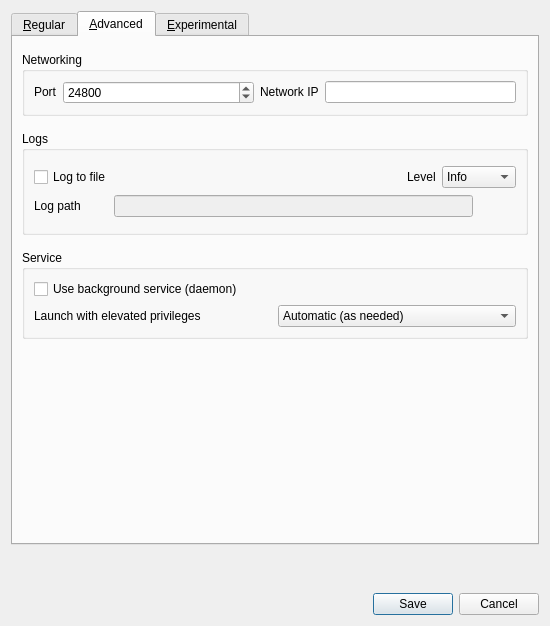
Old version of the form src/lib/gui/dialogs/SettingsDialogBase.ui in the repository soitun/synergy.
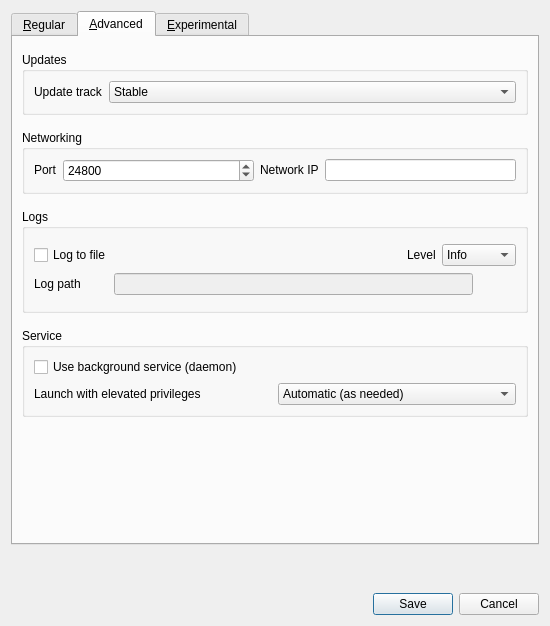
New version of the form. The open tabs and pages were chosen to show the change. Icons and pictures are not drawn.

Commit message:
Option for beta or stable track (#194)
Add update track configuration and functionality for version checking

Patch:
```diff
--- a/src/lib/gui/dialogs/SettingsDialogBase.ui
+++ b/src/lib/gui/dialogs/SettingsDialogBase.ui
@@ -373,6 +373,51 @@
        <property name="topMargin">
         <number>15</number>
        </property>
+       <item alignment="Qt::AlignTop">
+        <widget class="QGroupBox" name="m_pGroupUpdates">
+         <property name="title">
+          <string>Updates</string>
+         </property>
+         <layout class="QHBoxLayout" name="horizontalLayoutUpdates">
+          <item>
+           <widget class="QLabel" name="m_pLabelUpdateTrack">
+            <property name="sizePolicy">
+             <sizepolicy hsizetype="Preferred" vsizetype="Fixed">
+              <horstretch>0</horstretch>
+              <verstretch>0</verstretch>
+             </sizepolicy>
+            </property>
+            <property name="text">
+             <string>Update track</string>
+            </property>
+           </widget>
+          </item>
+          <item>
+           <widget class="QComboBox" name="m_pComboUpdateTrack">
+            <property name="sizePolicy">
+             <sizepolicy hsizetype="MinimumExpanding" vsizetype="Fixed">
+              <horstretch>0</horstretch>
+              <verstretch>0</verstretch>
+             </sizepolicy>
+            </property>
+            <property name="toolTip">
+             <string>Choose which releases to be notified about. Beta includes early pre-release versions.</string>
+            </property>
+            <item>
+             <property name="text">
+              <string>Stable</string>
+             </property>
+            </item>
+            <item>
+             <property name="text">
+              <string>Beta</string>
+             </property>
+            </item>
+           </widget>
+          </item>
+         </layout>
+        </widget>
+       </item>
        <item alignment="Qt::AlignTop">
         <widget class="QGroupBox" name="m_pGroupNetworking">
          <property name="title">
```
The commit also changes 10 other files.
